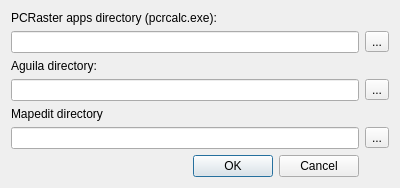
vjetten/NutShell, file nutshelloptions.ui: the form before one commit.
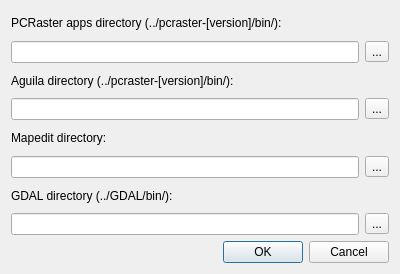
The form after the commit. Icons and pictures are not drawn.

Commit message: // 150118 - Added option to show TIF maps - added option path to GDAL if installed, GDAL can be done form commandline

Patch:
```diff
--- a/nutshelloptions.ui
+++ b/nutshelloptions.ui
@@ -7,17 +7,17 @@
     <x>0</x>
     <y>0</y>
     <width>400</width>
-    <height>182</height>
+    <height>274</height>
    </rect>
   </property>
   <property name="windowTitle">
    <string>Dialog</string>
   </property>
   <layout class="QGridLayout" name="gridLayout">
-   <item row="0" column="0">
-    <widget class="QLabel" name="label">
+   <item row="2" column="0">
+    <widget class="QLabel" name="label_2">
      <property name="text">
-      <string>PCRaster apps directory (pcrcalc.exe):</string>
+      <string>Aguila directory (../pcraster-[version]/bin/):</string>
      </property>
     </widget>
    </item>
@@ -35,10 +35,10 @@
      </property>
     </widget>
    </item>
-   <item row="2" column="0">
-    <widget class="QLabel" name="label_2">
+   <item row="0" column="0">
+    <widget class="QLabel" name="label">
      <property name="text">
-      <string>Aguila directory:</string>
+      <string>PCRaster apps directory (../pcraster-[version]/bin/):</string>
      </property>
     </widget>
    </item>
@@ -59,7 +59,7 @@
    <item row="4" column="0">
     <widget class="QLabel" name="label_3">
      <property name="text">
-      <string>Mapedit directory</string>
+      <string>Mapedit directory:</string>
      </property>
     </widget>
    </item>
@@ -77,7 +77,28 @@
      </property>
     </widget>
    </item>
+   <item row="7" column="0">
+    <widget class="QLineEdit" name="lineEdit_GDALDir"/>
+   </item>
    <item row="6" column="0">
+    <widget class="QLabel" name="label_4">
+     <property name="text">
+      <string>GDAL directory (../GDAL/bin/):</string>
+     </property>
+    </widget>
+   </item>
+   <item row="7" column="1">
+    <widget class="QToolButton" name="toolButton_4">
+     <property name="text">
+      <string>...</string>
+     </property>
+     <property name="icon">
+      <iconset resource="nutshellqt.qrc">
+       <normaloff>:/resources/directory_open.png</normaloff>:/resources/directory_open.png</iconset>
+     </property>
+    </widget>
+   </item>
+   <item row="8" column="0" colspan="2">
     <widget class="QDialogButtonBox" name="buttonBox">
      <property name="orientation">
       <enum>Qt::Horizontal</enum>
```
The commit also changes 17 other files.
